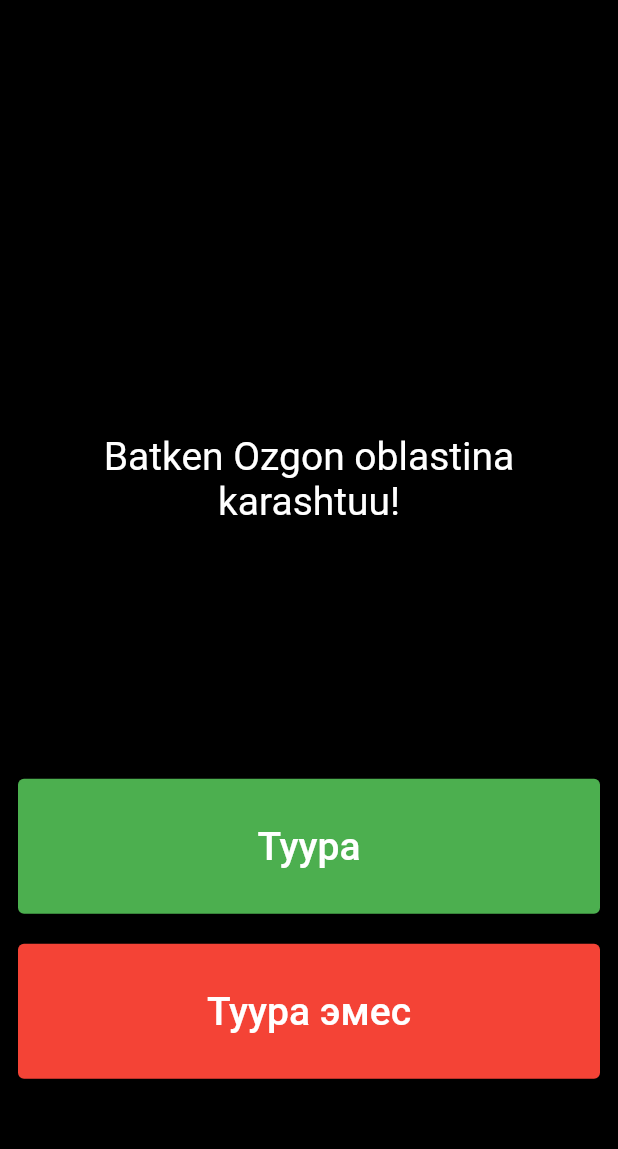
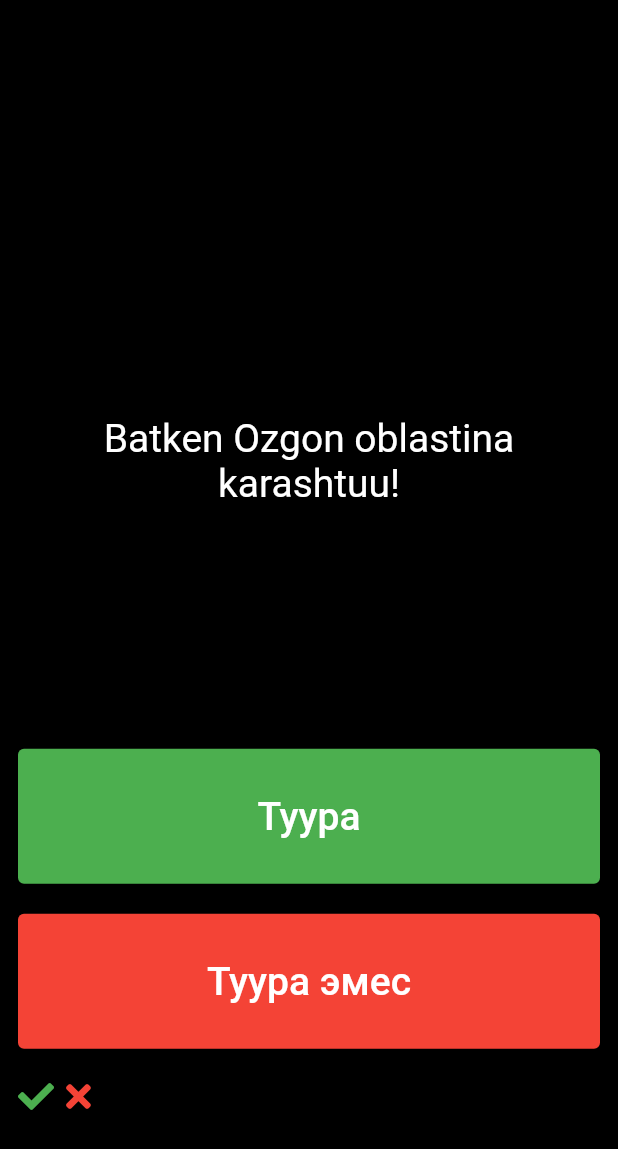
Before and after one commit to azackmatoff/kurs4_sabak6, a Flutter app: the screen it shows after launch, on a phone screen of 412 x 824 dp. Shown: the top 1149 px of the screen. Run offline on Flutter 3.47's test engine with Material 2 defaults, Android fonts, the phone set to English and light mode, and no system bars; our stand-ins replace font_awesome_flutter.

Commit message:
comments added

```diff
--- a/lib/quiz_page.dart
+++ b/lib/quiz_page.dart
@@ -13,8 +13,10 @@ class QuizPage extends StatefulWidget {
 }
 
 class _QuizPageState extends State<QuizPage> {
+  /// ikonkalar
   List<Widget> icons = <Widget>[];
 
+  /// tuura ikonka
   Widget correctIcon = const Padding(
     padding: EdgeInsets.only(right: 8.0),
     child: FaIcon(
@@ -22,6 +24,8 @@ class _QuizPageState extends State<QuizPage> {
       color: Color(0xff4CAF4F),
     ),
   );
+
+  /// kata ikonka
   Widget wrongIcon = const Padding(
     padding: EdgeInsets.only(right: 8.0),
     child: FaIcon(
@@ -114,7 +118,10 @@ class _QuizPageState extends State<QuizPage> {
                     ),
                     const SizedBox(height: 20.0),
                     Row(
-                      children: icons,
+                      children: [
+                        correctIcon,
+                        wrongIcon,
+                      ],
                     ),
                   ],
                 ),
```
